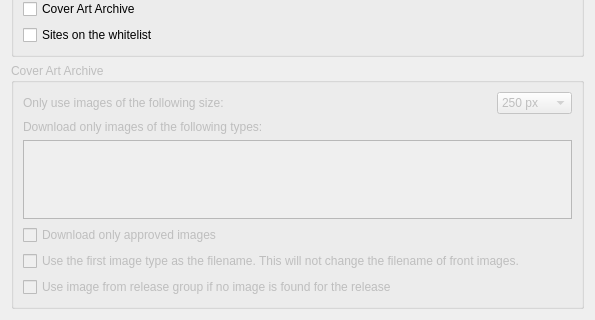
Before: the Qt Designer form ui/options_cover.ui in metabrainz/picard, drawn with Qt 5; both pictures show x 0 to 595 and y 240 to 560 of the 595 by 560 pixel window.
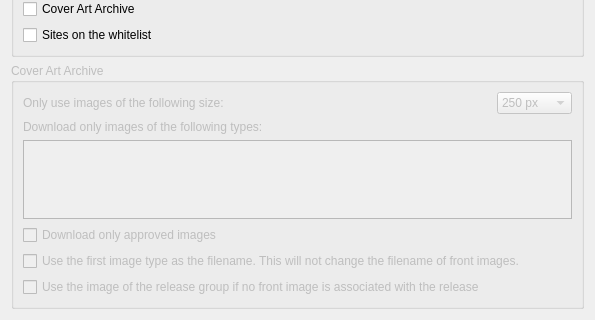
After: the same form once the commit is applied.

Commit message: Improve release group fallback option description

Diff of the .ui file:
```diff
--- a/ui/options_cover.ui
+++ b/ui/options_cover.ui
@@ -213,7 +213,7 @@
      <item>
 	  <widget class="QCheckBox" name="caprovider_caa_release_group">
         <property name="text">
-         <string>Use image from release group if no image is found for the release</string>
+         <string>Use the image of the release group if no front image is associated with the release</string>
         </property>
        </widget>
       </item>
```
The commit also changes 1 other file.
